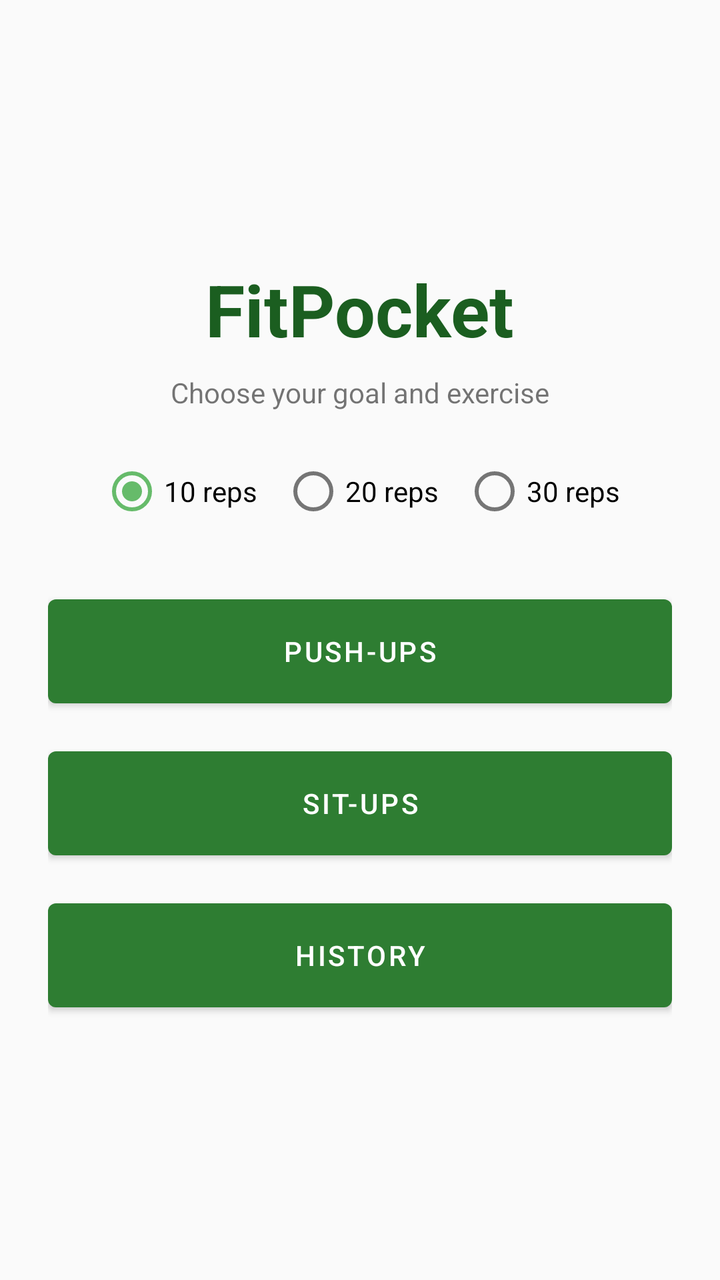
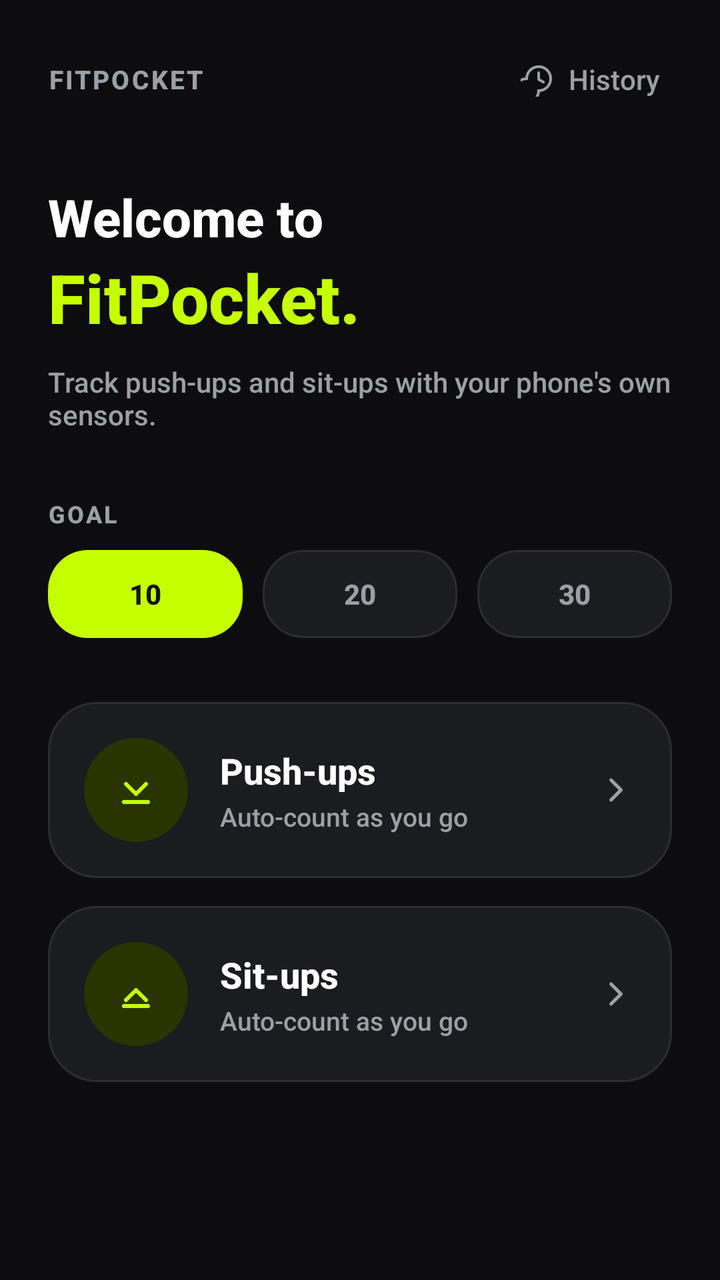

Compare the two renders of this Android layout. The source of the first and the diff that turns it into the second are given below.
<!-- AndroidManifest.xml: application theme Theme.FitPocket -->
<!-- res/layout/activity_menu.xml -->
<?xml version="1.0" encoding="utf-8"?>
<LinearLayout xmlns:android="http://schemas.android.com/apk/res/android"
    android:id="@+id/menuRoot"
    android:layout_width="match_parent"
    android:layout_height="match_parent"
    android:gravity="center"
    android:orientation="vertical"
    android:padding="24dp">

    <TextView
        android:layout_width="wrap_content"
        android:layout_height="wrap_content"
        android:text="FitPocket"
        android:textColor="@color/primary_dark"
        android:textSize="36sp"
        android:textStyle="bold" />

    <TextView
        android:layout_width="wrap_content"
        android:layout_height="wrap_content"
        android:layout_marginTop="8dp"
        android:text="Choose your goal and exercise" />

    <RadioGroup
        android:id="@+id/goalGroup"
        android:layout_width="wrap_content"
        android:layout_height="wrap_content"
        android:layout_marginTop="16dp"
        android:orientation="horizontal">

        <RadioButton
            android:id="@+id/goal10"
            android:layout_width="wrap_content"
            android:layout_height="wrap_content"
            android:checked="true"
            android:text="10 reps" />

        <RadioButton
            android:id="@+id/goal20"
            android:layout_width="wrap_content"
            android:layout_height="wrap_content"
            android:layout_marginStart="12dp"
            android:text="20 reps" />

        <RadioButton
            android:id="@+id/goal30"
            android:layout_width="wrap_content"
            android:layout_height="wrap_content"
            android:layout_marginStart="12dp"
            android:text="30 reps" />
    </RadioGroup>

    <Button
        android:id="@+id/btnPushUp"
        android:layout_width="match_parent"
        android:layout_height="64dp"
        android:layout_marginTop="24dp"
        android:text="Push-ups" />

    <Button
        android:id="@+id/btnSitUp"
        android:layout_width="match_parent"
        android:layout_height="64dp"
        android:layout_marginTop="12dp"
        android:text="Sit-ups" />

    <Button
        android:id="@+id/btnHistory"
        android:layout_width="match_parent"
        android:layout_height="64dp"
        android:layout_marginTop="12dp"
        android:text="History" />
</LinearLayout>
<!-- resources referenced by this layout -->
<resources>
  <color name="primary_dark">#1B5E20</color>
  <style name="Theme.FitPocket" parent="Theme.MaterialComponents.Light.NoActionBar">
          <item name="colorPrimary">@color/primary</item>
          <item name="colorPrimaryDark">@color/primary_dark</item>
          <item name="colorAccent">@color/accent</item>
          <item name="android:statusBarColor">@color/primary_dark</item>
          <item name="android:windowBackground">@color/background</item>
      </style>
  <color name="primary">#2E7D32</color>
  <color name="accent">#66BB6A</color>
  <color name="background">#FAFAFA</color>
</resources>

<!-- the commit's change to res/layout/activity_menu.xml (unified diff, before → after) -->
@@ -1,73 +1,268 @@
 <?xml version="1.0" encoding="utf-8"?>
-<LinearLayout xmlns:android="http://schemas.android.com/apk/res/android"
+<FrameLayout xmlns:android="http://schemas.android.com/apk/res/android"
     android:id="@+id/menuRoot"
     android:layout_width="match_parent"
     android:layout_height="match_parent"
-    android:gravity="center"
-    android:orientation="vertical"
-    android:padding="24dp">
-
-    <TextView
-        android:layout_width="wrap_content"
-        android:layout_height="wrap_content"
-        android:text="FitPocket"
-        android:textColor="@color/primary_dark"
-        android:textSize="36sp"
-        android:textStyle="bold" />
-
-    <TextView
-        android:layout_width="wrap_content"
-        android:layout_height="wrap_content"
-        android:layout_marginTop="8dp"
-        android:text="Choose your goal and exercise" />
-
-    <RadioGroup
-        android:id="@+id/goalGroup"
-        android:layout_width="wrap_content"
-        android:layout_height="wrap_content"
-        android:layout_marginTop="16dp"
-        android:orientation="horizontal">
-
-        <RadioButton
-            android:id="@+id/goal10"
-            android:layout_width="wrap_content"
+    android:background="@color/background">
+
+    <ScrollView
+        android:layout_width="match_parent"
+        android:layout_height="match_parent"
+        android:fillViewport="true">
+
+        <LinearLayout
+            android:layout_width="match_parent"
             android:layout_height="wrap_content"
-            android:checked="true"
-            android:text="10 reps" />
-
-        <RadioButton
-            android:id="@+id/goal20"
-            android:layout_width="wrap_content"
-            android:layout_height="wrap_content"
-            android:layout_marginStart="12dp"
-            android:text="20 reps" />
-
-        <RadioButton
-            android:id="@+id/goal30"
-            android:layout_width="wrap_content"
-            android:layout_height="wrap_content"
-            android:layout_marginStart="12dp"
-            android:text="30 reps" />
-    </RadioGroup>
-
-    <Button
-        android:id="@+id/btnPushUp"
-        android:layout_width="match_parent"
-        android:layout_height="64dp"
-        android:layout_marginTop="24dp"
-        android:text="Push-ups" />
-
-    <Button
-        android:id="@+id/btnSitUp"
-        android:layout_width="match_parent"
-        android:layout_height="64dp"
-        android:layout_marginTop="12dp"
-        android:text="Sit-ups" />
-
-    <Button
-        android:id="@+id/btnHistory"
-        android:layout_width="match_parent"
-        android:layout_height="64dp"
-        android:layout_marginTop="12dp"
-        android:text="History" />
-</LinearLayout>
+            android:orientation="vertical"
+            android:padding="24dp">
+
+            
+            <LinearLayout
+                android:layout_width="match_parent"
+                android:layout_height="wrap_content"
+                android:gravity="center_vertical"
+                android:orientation="horizontal">
+
+                <TextView
+                    android:layout_width="wrap_content"
+                    android:layout_height="wrap_content"
+                    android:letterSpacing="0.08"
+                    android:text="FITPOCKET"
+                    android:textColor="@color/text_secondary"
+                    android:textSize="13sp"
+                    android:textStyle="bold" />
+
+                <View
+                    android:layout_width="0dp"
+                    android:layout_height="1dp"
+                    android:layout_weight="1" />
+
+                <LinearLayout
+                    android:id="@+id/btnHistory"
+                    android:layout_width="wrap_content"
+                    android:layout_height="wrap_content"
+                    android:background="?attr/selectableItemBackgroundBorderless"
+                    android:clickable="true"
+                    android:focusable="true"
+                    android:gravity="center_vertical"
+                    android:orientation="horizontal"
+                    android:padding="6dp">
+
+                    <ImageView
+                        android:layout_width="18dp"
+                        android:layout_height="18dp"
+                        android:src="@drawable/ic_history_line"
+                        android:tint="@color/text_secondary" />
+
+                    <TextView
+                        android:layout_width="wrap_content"
+                        android:layout_height="wrap_content"
+                        android:layout_marginStart="6dp"
+                        android:text="History"
+                        android:textColor="@color/text_secondary"
+                        android:textSize="14sp" />
+                </LinearLayout>
+            </LinearLayout>
+
+            
+            <TextView
+                android:layout_width="match_parent"
+                android:layout_height="wrap_content"
+                android:layout_marginTop="36dp"
+                android:text="Welcome to"
+                android:textColor="@color/text_primary"
+                android:textSize="26sp"
+                android:textStyle="bold" />
+
+            <TextView
+                android:layout_width="match_parent"
+                android:layout_height="wrap_content"
+                android:text="FitPocket."
+                android:textColor="@color/primary"
+                android:textSize="34sp"
+                android:textStyle="bold" />
+
+            <TextView
+                android:layout_width="match_parent"
+                android:layout_height="wrap_content"
+                android:layout_marginTop="10dp"
+                android:text="Track push-ups and sit-ups with your phone's own sensors."
+                android:textColor="@color/text_secondary"
+                android:textSize="14sp" />
+
+            
+            <TextView
+                android:layout_width="match_parent"
+                android:layout_height="wrap_content"
+                android:layout_marginTop="32dp"
+                android:letterSpacing="0.08"
+                android:text="GOAL"
+                android:textColor="@color/text_secondary"
+                android:textSize="12sp"
+                android:textStyle="bold" />
+
+            <RadioGroup
+                android:id="@+id/goalGroup"
+                android:layout_width="match_parent"
+                android:layout_height="wrap_content"
+                android:layout_marginTop="10dp"
+                android:orientation="horizontal">
+
+                <RadioButton
+                    android:id="@+id/goal10"
+                    android:layout_width="0dp"
+                    android:layout_height="44dp"
+                    android:layout_weight="1"
+                    android:background="@drawable/bg_goal_pill"
+                    android:button="@null"
+                    android:checked="true"
+                    android:gravity="center"
+                    android:text="10"
+                    android:textColor="@color/goal_pill_text"
+                    android:textStyle="bold" />
+
+                <RadioButton
+                    android:id="@+id/goal20"
+                    android:layout_width="0dp"
+                    android:layout_height="44dp"
+                    android:layout_marginStart="10dp"
+                    android:layout_weight="1"
+                    android:background="@drawable/bg_goal_pill"
+                    android:button="@null"
+                    android:gravity="center"
+                    android:text="20"
+                    android:textColor="@color/goal_pill_text"
+                    android:textStyle="bold" />
+
+                <RadioButton
+                    android:id="@+id/goal30"
+                    android:layout_width="0dp"
+                    android:layout_height="44dp"
+                    android:layout_marginStart="10dp"
+                    android:layout_weight="1"
+                    android:background="@drawable/bg_goal_pill"
+                    android:button="@null"
+                    android:gravity="center"
+                    android:text="30"
+                    android:textColor="@color/goal_pill_text"
+                    android:textStyle="bold" />
+            </RadioGroup>
+
+            
+            <LinearLayout
+                android:id="@+id/btnPushUp"
+                android:layout_width="match_parent"
+                android:layout_height="wrap_content"
+                android:layout_marginTop="32dp"
+                android:background="@drawable/bg_card"
+                android:clickable="true"
+                android:focusable="true"
+                android:foreground="?attr/selectableItemBackground"
+                android:gravity="center_vertical"
+                android:orientation="horizontal"
+                android:padding="18dp">
+
+                <FrameLayout
+                    android:layout_width="52dp"
+                    android:layout_height="52dp"
+                    android:background="@drawable/bg_icon_badge">
+
+                    <ImageView
+                        android:layout_width="24dp"
+                        android:layout_height="24dp"
+                        android:layout_gravity="center"
+                        android:src="@drawable/ic_chevron_down_line"
+                        android:tint="@color/primary" />
+                </FrameLayout>
+
+                <LinearLayout
+                    android:layout_width="0dp"
+                    android:layout_height="wrap_content"
+                    android:layout_marginStart="16dp"
+                    android:layout_weight="1"
+                    android:orientation="vertical">
+
+                    <TextView
+                        android:layout_width="wrap_content"
+                        android:layout_height="wrap_content"
+                        android:text="Push-ups"
+                        android:textColor="@color/text_primary"
+                        android:textSize="18sp"
+                        android:textStyle="bold" />
+
+                    <TextView
+                        android:layout_width="wrap_content"
+                        android:layout_height="wrap_content"
+                        android:layout_marginTop="2dp"
+                        android:text="Auto-count as you go"
+                        android:textColor="@color/text_secondary"
+                        android:textSize="13sp" />
+                </LinearLayout>
+
+                <ImageView
+                    android:layout_width="20dp"
+                    android:layout_height="20dp"
+                    android:src="@drawable/ic_chevron_right_line"
+                    android:tint="@color/text_secondary" />
+            </LinearLayout>
+
+            <LinearLayout
+                android:id="@+id/btnSitUp"
+                android:layout_width="match_parent"
+                android:layout_height="wrap_content"
+                android:layout_marginTop="14dp"
+                android:background="@drawable/bg_card"
+                android:clickable="true"
+                android:focusable="true"
+                android:foreground="?attr/selectableItemBackground"
+                android:gravity="center_vertical"
+                android:orientation="horizontal"
+                android:padding="18dp">
+
+                <FrameLayout
+                    android:layout_width="52dp"
+                    android:layout_height="52dp"
+                    android:background="@drawable/bg_icon_badge">
+
+                    <ImageView
+                        android:layout_width="24dp"
+                        android:layout_height="24dp"
+                        android:layout_gravity="center"
+                        android:src="@drawable/ic_chevron_up_line"
+                        android:tint="@color/primary" />
+                </FrameLayout>
+
+                <LinearLayout
+                    android:layout_width="0dp"
+                    android:layout_height="wrap_content"
+                    android:layout_marginStart="16dp"
+                    android:layout_weight="1"
+                    android:orientation="vertical">
+
+                    <TextView
+                        android:layout_width="wrap_content"
+                        android:layout_height="wrap_content"
+                        android:text="Sit-ups"
+                        android:textColor="@color/text_primary"
+                        android:textSize="18sp"
+                        android:textStyle="bold" />
+
+                    <TextView
+                        android:layout_width="wrap_content"
+                        android:layout_height="wrap_content"
+                        android:layout_marginTop="2dp"
+                        android:text="Auto-count as you go"
+                        android:textColor="@color/text_secondary"
+                        android:textSize="13sp" />
+                </LinearLayout>
+
+                <ImageView
+                    android:layout_width="20dp"
+                    android:layout_height="20dp"
+                    android:src="@drawable/ic_chevron_right_line"
+                    android:tint="@color/text_secondary" />
+            </LinearLayout>
+
+        </LinearLayout>
+    </ScrollView>
+</FrameLayout>
<!-- resource entries referenced after the edit -->
@@ -1,15 +1,130 @@
 <!-- resources referenced by this layout -->
 <resources>
-  <color name="primary_dark">#1B5E20</color>
-  <style name="Theme.FitPocket" parent="Theme.MaterialComponents.Light.NoActionBar">
+  <style name="Theme.FitPocket" parent="Theme.MaterialComponents.NoActionBar">
           <item name="colorPrimary">@color/primary</item>
-          <item name="colorPrimaryDark">@color/primary_dark</item>
+          <item name="colorPrimaryDark">@color/background</item>
           <item name="colorAccent">@color/accent</item>
-          <item name="android:statusBarColor">@color/primary_dark</item>
+          <item name="colorSurface">@color/surface</item>
+          <item name="colorOnSurface">@color/text_primary</item>
+          <item name="android:statusBarColor">@color/background</item>
           <item name="android:windowBackground">@color/background</item>
+          <item name="android:textColorPrimary">@color/text_primary</item>
+          <item name="android:textColorSecondary">@color/text_secondary</item>
+          <item name="android:textColorHint">@color/text_secondary</item>
+          <item name="android:fontFamily">sans-serif-medium</item>
       </style>
-  <color name="primary">#2E7D32</color>
-  <color name="accent">#66BB6A</color>
-  <color name="background">#FAFAFA</color>
+  <color name="surface">#1B1C1F</color>
+  <color name="stroke">#2C2D31</color>
+  <color name="primary">#C6FF00</color>
+  <color name="text_primary">#FFFFFF</color>
+  <color name="text_secondary">#9AA0A6</color>
+  <!-- drawable bg_card (drawable) -->
+  <?xml version="1.0" encoding="utf-8"?>
+  <shape xmlns:android="http://schemas.android.com/apk/res/android" android:shape="rectangle">
+      <solid android:color="@color/surface" />
+      <corners android:radius="24dp" />
+      <stroke android:width="1dp" android:color="@color/stroke" />
+  </shape>
+  <!-- drawable bg_goal_pill (drawable) -->
+  <?xml version="1.0" encoding="utf-8"?>
+  <selector xmlns:android="http://schemas.android.com/apk/res/android">
+      <item android:state_checked="true">
+          <shape android:shape="rectangle">
+              <solid android:color="@color/primary" />
+              <corners android:radius="20dp" />
+          </shape>
+      </item>
+      <item>
+          <shape android:shape="rectangle">
+              <solid android:color="@color/surface" />
+              <corners android:radius="20dp" />
+              <stroke android:width="1dp" android:color="@color/stroke" />
+          </shape>
+      </item>
+  </selector>
+  <!-- drawable bg_icon_badge (drawable) -->
+  <?xml version="1.0" encoding="utf-8"?>
+  <shape xmlns:android="http://schemas.android.com/apk/res/android" android:shape="oval">
+      <solid android:color="#2A3400" />
+  </shape>
+  <!-- drawable ic_chevron_down_line (drawable) -->
+  <?xml version="1.0" encoding="utf-8"?>
+  <vector xmlns:android="http://schemas.android.com/apk/res/android"
+      android:width="24dp"
+      android:height="24dp"
+      android:viewportWidth="24"
+      android:viewportHeight="24">
+      <path
+          android:fillColor="#00000000"
+          android:strokeColor="#FFFFFF"
+          android:strokeWidth="2"
+          android:strokeLineCap="round"
+          android:strokeLineJoin="round"
+          android:pathData="M7,9 L12,14 L17,9" />
+      <path
+          android:fillColor="#00000000"
+          android:strokeColor="#FFFFFF"
+          android:strokeWidth="2"
+          android:strokeLineCap="round"
+          android:pathData="M6,18 L18,18" />
+  </vector>
+  <!-- drawable ic_chevron_right_line (drawable) -->
+  <?xml version="1.0" encoding="utf-8"?>
+  <vector xmlns:android="http://schemas.android.com/apk/res/android"
+      android:width="24dp"
+      android:height="24dp"
+      android:viewportWidth="24"
+      android:viewportHeight="24">
+      <path
+          android:fillColor="#00000000"
+          android:strokeColor="#FFFFFF"
+          android:strokeWidth="2"
+          android:strokeLineCap="round"
+          android:strokeLineJoin="round"
+          android:pathData="M9,6 L15,12 L9,18" />
+  </vector>
+  <!-- drawable ic_chevron_up_line (drawable) -->
+  <?xml version="1.0" encoding="utf-8"?>
+  <vector xmlns:android="http://schemas.android.com/apk/res/android"
+      android:width="24dp"
+      android:height="24dp"
+      android:viewportWidth="24"
+      android:viewportHeight="24">
+      <path
+          android:fillColor="#00000000"
+          android:strokeColor="#FFFFFF"
+          android:strokeWidth="2"
+          android:strokeLineCap="round"
+          android:strokeLineJoin="round"
+          android:pathData="M7,15 L12,10 L17,15" />
+      <path
+          android:fillColor="#00000000"
+          android:strokeColor="#FFFFFF"
+          android:strokeWidth="2"
+          android:strokeLineCap="round"
+          android:pathData="M6,18 L18,18" />
+  </vector>
+  <!-- drawable ic_history_line (drawable) -->
+  <?xml version="1.0" encoding="utf-8"?>
+  <vector xmlns:android="http://schemas.android.com/apk/res/android"
+      android:width="24dp"
+      android:height="24dp"
+      android:viewportWidth="24"
+      android:viewportHeight="24">
+      <path
+          android:fillColor="#00000000"
+          android:strokeColor="#FFFFFF"
+          android:strokeWidth="1.8"
+          android:pathData="M4,12 A8,8 0 1 1 12,20 A8,8 0 1 1 4,12 Z" />
+      <path
+          android:fillColor="#00000000"
+          android:strokeColor="#FFFFFF"
+          android:strokeWidth="1.8"
+          android:strokeLineCap="round"
+          android:strokeLineJoin="round"
+          android:pathData="M12,8 L12,12.5 L15.2,14.3" />
+  </vector>
+  <color name="accent">#C6FF00</color>
+  <color name="background">#0D0D0F</color>
 </resources>
 
